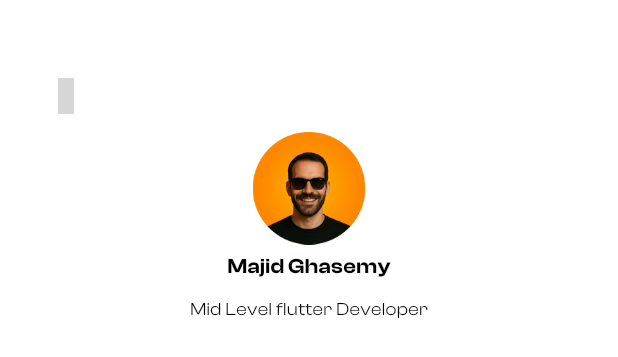
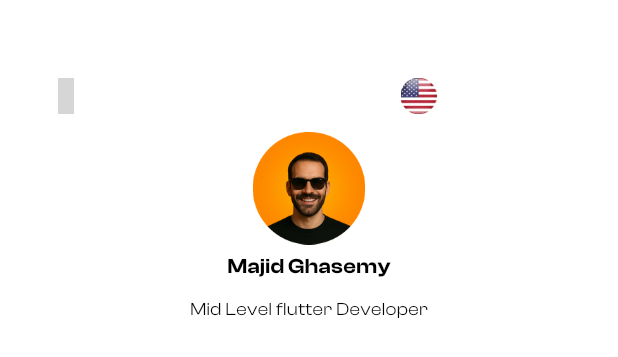
Before and after one commit to smilingmajid/todo_clean, a Flutter app: what drawerWidget() shows on an empty page, opened directly with empty values, on a phone screen of 412 x 824 dp. Shown: the top 357 px of the screen. Run offline on Flutter 3.47's test engine with Material 3 defaults, Android fonts, the phone set to English and light mode, and no system bars; our stand-ins replace flutter_advanced_drawer, get, hive, hive_flutter, iconsax; missing offline and left inert: random_avatar; accounts and stored records are empty; grey boxes are pictures that could not be loaded.

```diff
--- a/lib/features/home/presentation/widget/drawer_widget.dart
+++ b/lib/features/home/presentation/widget/drawer_widget.dart
@@ -4,8 +4,8 @@ import 'package:get/get.dart';
 import '../../../../core/theme/app_color.dart';
 import '../../../../core/widgets/text_widget.dart';
 import '../../../translation/presentation/controller/translate_controller.dart';
+import '../../../translation/presentation/widgets/language_dropdown_widget.dart';
 import 'change_theme_widget.dart';
-
 
 Widget drawerWidget(
   TranslateController translateController,
@@ -20,9 +20,7 @@ Widget drawerWidget(
         end: Alignment.bottomRight,
         colors: [
           isDark ? Colors.black : Colors.white,
-          isDark
-              ? AppColor().darkModeColors[0]
-              : AppColor().lightModeColors[0],
+          isDark ? AppColor().darkModeColors[0] : AppColor().lightModeColors[0],
         ],
       ),
     ),
@@ -35,8 +33,8 @@ Widget drawerWidget(
             children: [
               changeThemeWidget(isDark, onPressed),
               Spacer(),
+              LanguageDropdownWidget(),
 
-              //flagDropdownWidget(languageController, isDark),
             ],
           ),
           Center(
@@ -61,7 +59,7 @@ Widget drawerWidget(
             ),
           ),
           const SizedBox(height: 30),
-         /* Expanded(
+          /* Expanded(
             child: ListView.builder(
               itemCount: AppData().drawerItems.length,
               itemBuilder: (context, index) {
```
